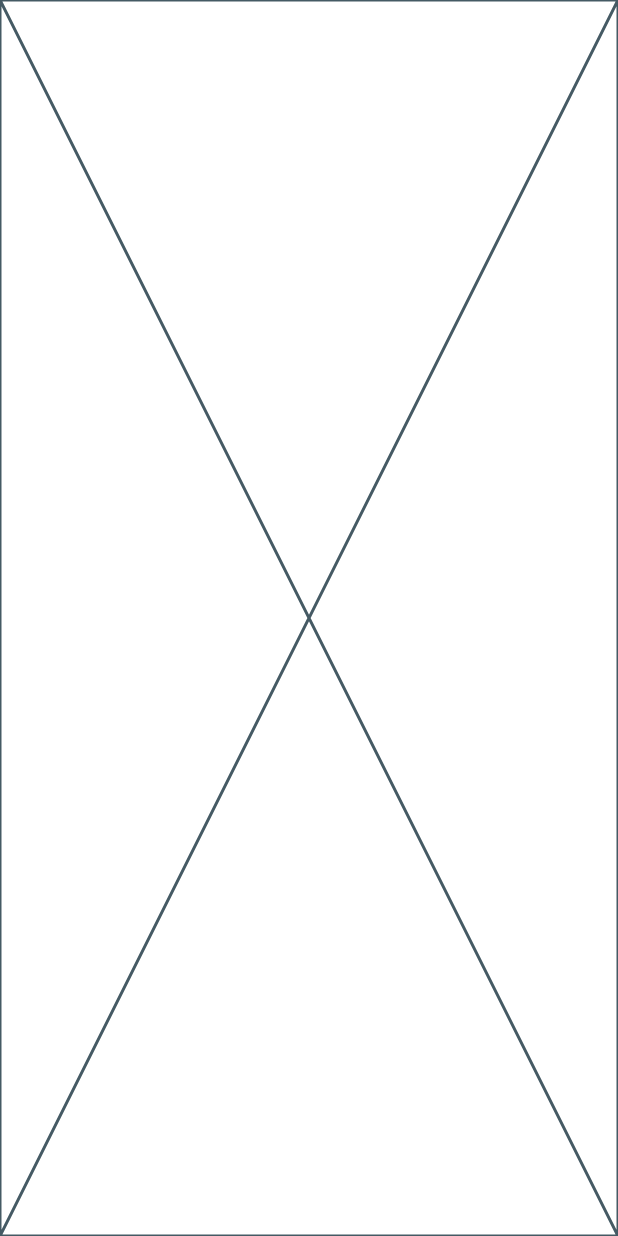
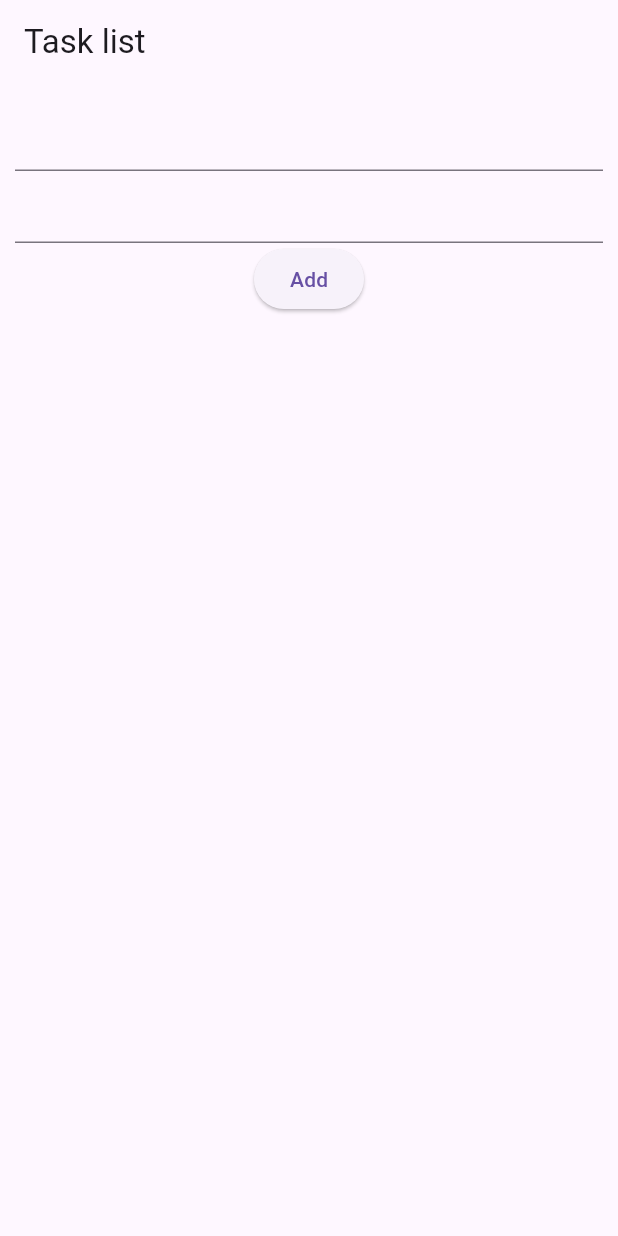
Before and after one commit to PavelLymin/task_manager, a Flutter app: the screen it shows after launch, on a phone screen of 412 x 824 dp. Run offline on Flutter 3.47's test engine with Material 3 defaults, Android fonts, the phone set to English and light mode, and no system bars; our stand-ins replace flutter_bloc, sqflite; accounts and stored records are empty.

Commit message:
Реализовал паттерн BloC

```diff
--- a/task_manager/lib/main.dart
+++ b/task_manager/lib/main.dart
@@ -1,6 +1,7 @@
 import 'package:flutter/material.dart';
+import 'package:task_manager/src/presentation/screens/home_page.dart';
 
-void main() {
+Future<void> main() async {
   runApp(MyApp());
 }
 
@@ -9,6 +10,8 @@ class MyApp extends StatelessWidget {
 
   @override
   Widget build(BuildContext context) {
-    return const Placeholder();
+    return MaterialApp(
+      home: HomePage(),
+    );
   }
 }
--- a/task_manager/lib/src/data/repositories/task_repository_impl.dart
+++ b/task_manager/lib/src/data/repositories/task_repository_impl.dart
@@ -5,35 +5,40 @@ import 'package:task_manager/src/domain/repositories/TaskRepository.dart';
 class TaskRepositoryImpl implements TaskRepository {
   @override
   Future<void> create(Task task) async {
-    var db = await DataBaseHelper.instance.getDataBase;
-    db.rawInsert(
-        'INSERT INTO task (id, title, text, isCompleted) VALUES (?, ?, ?, ?)',
-        [task.id, task.title, task.text, task.isCompleted]);
+    final db = await DataBaseHelper.instance.getDataBase;
+    await db.rawInsert(
+      'INSERT INTO task (title, text) VALUES (?, ?)',
+      [task.title, task.text],
+    );
   }
 
   @override
   Future<void> delete(int id) async {
-    var db = await DataBaseHelper.instance.getDataBase;
-    db.rawDelete('DELETE * FROM task WHERE id = ?', [id]);
+    final db = await DataBaseHelper.instance.getDataBase;
+    await db.rawDelete('DELETE FROM task WHERE id = ?', [id]);
   }
 
   @override
   Future<List<Task>> getAll() async {
-    var db = await DataBaseHelper.instance.getDataBase;
-    List<Map<String, dynamic>> tasks = await db!.rawQuery('SELECT * FROM task');
+    final db = await DataBaseHelper.instance.getDataBase;
+    final List<Map<String, dynamic>> tasks =
+        await db.rawQuery('SELECT * FROM task');
     return List.generate(
-        tasks.length,
-        (index) => Task(
-            id: tasks[index]['id'],
-            title: tasks[index]['title'],
-            text: tasks[index]['text'],
-            isCompleted: tasks[index]['isCompleted']));
+      tasks.length,
+      (index) => Task(
+        id: tasks[index]['id'],
+        title: tasks[index]['title'],
+        text: tasks[index]['text'],
+      ),
+    );
   }
 
   @override
   Future<void> update(Task task) async {
-    var db = await DataBaseHelper.instance.getDataBase;
-    db.rawUpdate('UPDATE task SET title = ?, text = ?, isCompleted = ?',
-        [task.title, task.text, task.isCompleted]);
+    final db = await DataBaseHelper.instance.getDataBase;
+    await db.rawUpdate(
+      'UPDATE task SET title = ?, text = ? WHERE id = ?',
+      [task.title, task.text, task.id],
+    );
   }
 }
--- /dev/null
+++ b/task_manager/lib/src/presentation/blocs/task_bloc.dart
@@ -0,0 +1,42 @@
+import 'package:flutter_bloc/flutter_bloc.dart';
+import 'package:task_manager/src/data/repositories/task_repository_impl.dart';
+import 'package:task_manager/src/domain/models/task.dart';
+import 'package:task_manager/src/domain/repositories/TaskRepository.dart';
+
+part 'task_event.dart';
+part 'task_state.dart';
+
+class TaskBloc extends Bloc<TaskEvent, TaskState> {
+  final TaskRepository repository = TaskRepositoryImpl();
+
+  TaskBloc() : super(TaskInitial()) {
+    on<TaskLoadEvent>((event, emit) async {
+      await _loadTaskList(emit);
+    });
+    on<TaskAddEvent>((event, emit) async {
+      await repository.create(event.task);
+      await _loadTaskList(emit);
+    });
+
+    on<TaskEditEvent>((event, emit) async {
+      print("Updating task: ${event.task}"); // Логируем задачу
+      await repository.update(event.task); // Обновление задачи
+      print("Task updated successfully!");
+      await _loadTaskList(emit);
+    });
+
+    on<TaskDeleteEvent>((event, emit) async {
+      await repository.delete(event.taskId);
+      await _loadTaskList(emit);
+    });
+  }
+
+  Future<void> _loadTaskList(Emitter<TaskState> emit) async {
+    try {
+      final List<Task> tasks = await repository.getAll();
+      emit(TaskLoadedState(taskList: tasks));
+    } catch (e) {
+      emit(TaskErrorState(message: e.toString()));
+    }
+  }
+}
--- /dev/null
+++ b/task_manager/lib/src/presentation/blocs/task_event.dart
@@ -0,0 +1,20 @@
+part of 'task_bloc.dart';
+
+abstract class TaskEvent {}
+
+class TaskLoadEvent extends TaskEvent {}
+
+class TaskAddEvent extends TaskEvent {
+  final Task task;
+  TaskAddEvent({required this.task});
+}
+
+class TaskEditEvent extends TaskEvent {
+  final Task task;
+  TaskEditEvent({required this.task});
+}
+
+class TaskDeleteEvent extends TaskEvent {
+  final int taskId;
+  TaskDeleteEvent({required this.taskId});
+}
--- /dev/null
+++ b/task_manager/lib/src/presentation/blocs/task_state.dart
@@ -0,0 +1,17 @@
+part of 'task_bloc.dart';
+
+abstract class TaskState {}
+
+class TaskInitial extends TaskState {}
+
+class TaskLoadingState extends TaskState {}
+
+class TaskLoadedState extends TaskState {
+  final List<Task> taskList;
+  TaskLoadedState({required this.taskList});
+}
+
+class TaskErrorState extends TaskState {
+  final String message;
+  TaskErrorState({required this.message});
+}
--- /dev/null
+++ b/task_manager/lib/src/presentation/screens/add_task.dart
@@ -0,0 +1,42 @@
+import 'package:flutter/material.dart';
+import 'package:flutter_bloc/flutter_bloc.dart';
+import 'package:task_manager/src/presentation/blocs/task_bloc.dart';
+
+import '../../domain/models/task.dart';
+
+class TaskAddPage extends StatelessWidget {
+  final TextEditingController controllerTitle = TextEditingController();
+  final TextEditingController controllerText = TextEditingController();
+  TaskAddPage({super.key});
+
+  @override
+  Widget build(BuildContext context) {
+    return Padding(
+      padding: const EdgeInsets.all(10.0),
+      child: Column(
+        children: [
+          TextFormField(
+            controller: controllerTitle,
+          ),
+          TextField(
+            controller: controllerText,
+          ),
+          ElevatedButton(
+            onPressed: () {
+              final task = Task(
+                id: 0,
+                title: controllerTitle.text,
+                text: controllerText.text,
+              );
+              final bloc = context.read<TaskBloc>();
+              bloc.add(TaskAddEvent(task: task));
+              controllerText.clear();
+              controllerTitle.clear();
+            },
+            child: Text('Add'),
+          )
+        ],
+      ),
+    );
+  }
+}
--- /dev/null
+++ b/task_manager/lib/src/presentation/screens/home_page.dart
@@ -0,0 +1,31 @@
+import 'package:flutter/material.dart';
+import 'package:flutter_bloc/flutter_bloc.dart';
+import 'package:task_manager/src/presentation/blocs/task_bloc.dart';
+import 'package:task_manager/src/presentation/screens/add_task.dart';
+import 'package:task_manager/src/presentation/screens/task_list.dart';
+
+class HomePage extends StatelessWidget {
+  const HomePage({super.key});
+
+  @override
+  Widget build(BuildContext context) {
+    return BlocProvider(
+      create: (context) => TaskBloc()..add(TaskLoadEvent()),
+      child: Scaffold(
+        appBar: AppBar(
+          title: Text('Task list'),
+        ),
+        body: Column(
+          children: [
+            Column(
+              children: [
+                TaskAddPage(),
+                TaskList(),
+              ],
+            ),
+          ],
+        ),
+      ),
+    );
+  }
+}
--- /dev/null
+++ b/task_manager/lib/src/presentation/screens/task_list.dart
@@ -0,0 +1,71 @@
+import 'package:flutter/material.dart';
+import 'package:flutter_bloc/flutter_bloc.dart';
+import 'package:task_manager/src/presentation/screens/update_task.dart';
+
+import '../blocs/task_bloc.dart';
+
+class TaskList extends StatelessWidget {
+  const TaskList({super.key});
+
+  @override
+  Widget build(BuildContext context) {
+    return BlocBuilder<TaskBloc, TaskState>(
+      builder: (context, state) {
+        if (state is TaskLoadedState) {
+          return Container(
+            height: 500,
+            padding: const EdgeInsets.all(25),
+            child: ListView.builder(
+              shrinkWrap: true,
+              itemCount: state.taskList.length,
+              itemBuilder: (context, index) {
+                return Row(
+                  mainAxisAlignment: MainAxisAlignment.spaceBetween,
+                  children: [
+                    Text(state.taskList[index].id.toString()),
+                    Text(state.taskList[index].title),
+                    Text(state.taskList[index].text),
+                    IconButton(
+                      onPressed: () {
+                        final bloc = context.read<TaskBloc>();
+                        bloc.add(
+                            TaskDeleteEvent(taskId: state.taskList[index].id));
+                      },
+                      icon: Icon(Icons.delete),
+                    ),
+                    IconButton(
+                        onPressed: () {
+                          final bloc = context.read<TaskBloc>(); //??
+                          Navigator.push(
+                            context,
+                            MaterialPageRoute(
+                              builder: (context) => BlocProvider.value(
+                                value: bloc,
+                                child: UpdateTask(
+                                  id: state.taskList[index].id,
+                                  title: state.taskList[index].title,
+                                  text: state.taskList[index].text,
+                                ),
+                              ),
+                            ),
+                          );
+                        },
+                        icon: Icon(Icons.update))
+                  ],
+                );
+              },
+            ),
+          );
+        }
+        if (state is TaskLoadingState) {
+          return CircularProgressIndicator();
+        }
+        if (state is TaskErrorState) {
+          return Text(state.message);
+        } else {
+          return Column();
+        }
+      },
+    );
+  }
+}
```
Also changed, not shown: task_manager/lib/src/data/data_source/data_base_helper.dart (+3 -4 lines), task_manager/lib/src/data/models/task_model.dart (+1 -7 lines), task_manager/lib/src/domain/models/task.dart (+1 -6 lines), task_manager/lib/src/domain/use_cases/create_task.dart (deleted, +0 -10 lines), task_manager/lib/src/domain/use_cases/delete_task.dart (deleted, +0 -8 lines), task_manager/lib/src/domain/use_cases/get_all_tasks.dart (deleted, +0 -10 lines), task_manager/lib/src/domain/use_cases/update_task.dart (deleted, +0 -9 lines), task_manager/lib/src/presentation/screens/update_task.dart (added, +55 -0 lines), 3 other files.
